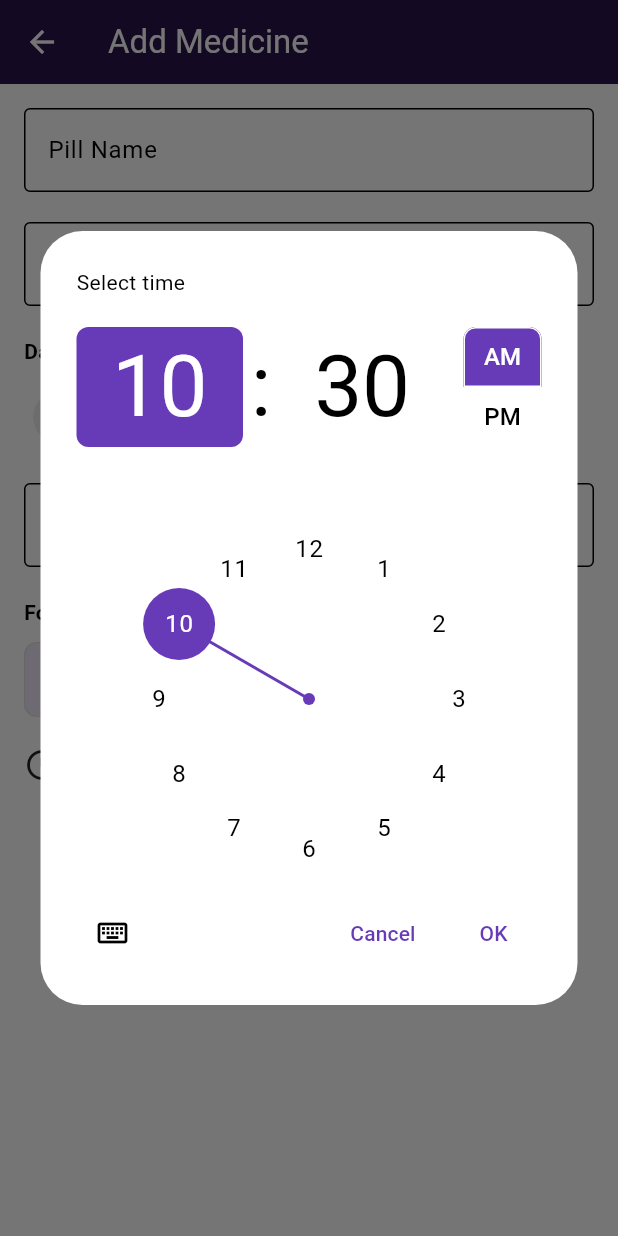
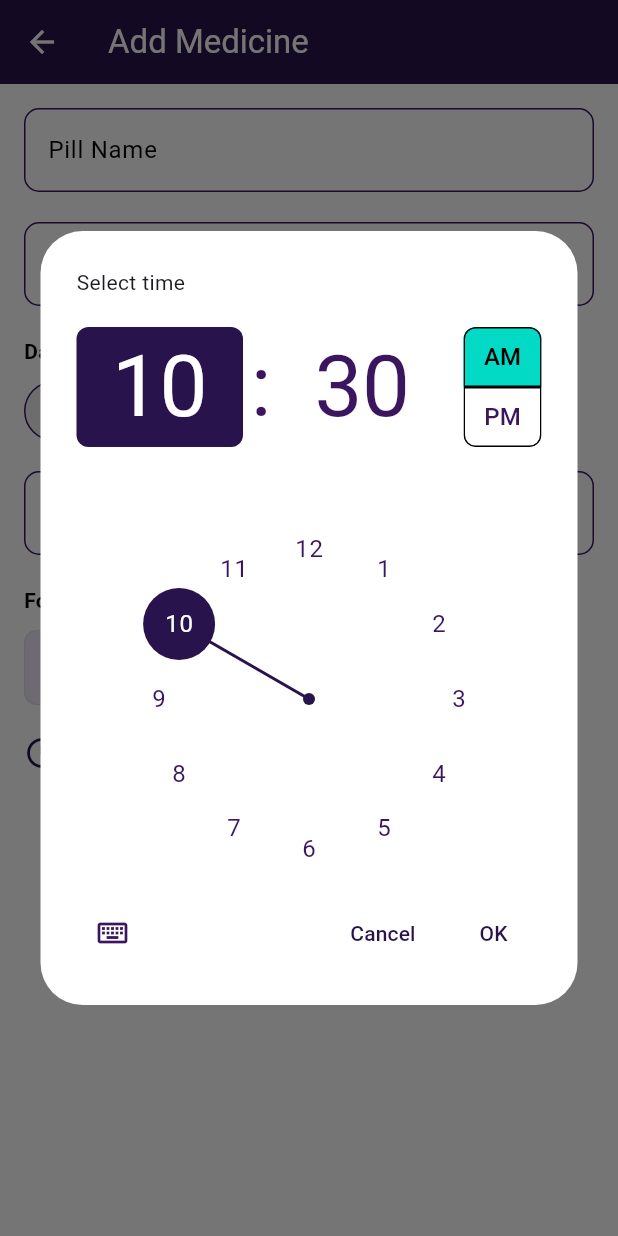
Before and after one commit to farheenfab/ReMind_app, a Flutter app: the AddMedicineScreen screen opened directly, after a tap on "Select Reminder Time", on a phone screen of 412 x 824 dp. Run offline on Flutter 3.47's test engine with Material 3 defaults, Android fonts, the phone set to English and light mode, and no system bars; our stand-ins replace cloud_firestore, firebase_core, firebase_messaging, font_awesome_flutter, intl_phone_number_input, permission_handler and 3 more; missing offline and left inert: background_sms; accounts and stored records are empty.

Commit message:
changes made

```diff
--- a/lib/Screen/medicineAdd.dart
+++ b/lib/Screen/medicineAdd.dart
@@ -31,10 +31,9 @@ class _AddMedicineScreenState extends State<AddMedicineScreen> {
         ),
         iconTheme: IconThemeData(color: Colors.white), // Back icon color
       ),
+      backgroundColor: Colors.white, // Set the background color of the entire screen to white
       body: SingleChildScrollView(
         padding: const EdgeInsets.all(16.0),
-        child: Container(
-          color: Colors.white, // Background color
         child: Column(
           crossAxisAlignment: CrossAxisAlignment.start,
           children: [
@@ -44,6 +43,14 @@ class _AddMedicineScreenState extends State<AddMedicineScreen> {
               decoration: InputDecoration(
                 labelText: 'Pill Name',
                 border: OutlineInputBorder(),
+                enabledBorder: OutlineInputBorder(
+                  borderRadius: BorderRadius.circular(10),
+                  borderSide: BorderSide(color: Color.fromARGB(255, 59, 21, 94)), // Dark purple border
+                ),
+                focusedBorder: OutlineInputBorder(
+                  borderRadius: BorderRadius.circular(10),
+                  borderSide: BorderSide(color: Color.fromARGB(255, 59, 21, 94)), // Dark purple border
+                ),
                 filled: true,
                 fillColor: Colors.white,
               ),
@@ -56,6 +63,14 @@ class _AddMedicineScreenState extends State<AddMedicineScreen> {
               decoration: InputDecoration(
                 labelText: 'Strength',
                 border: OutlineInputBorder(),
+                enabledBorder: OutlineInputBorder(
+                  borderRadius: BorderRadius.circular(10),
+                  borderSide: BorderSide(color: Color.fromARGB(255, 59, 21, 94)), // Dark purple border
+                ),
+                focusedBorder: OutlineInputBorder(
+                  borderRadius: BorderRadius.circular(10),
+                  borderSide: BorderSide(color: Color.fromARGB(255, 59, 21, 94)), // Dark purple border
+                ),
                 filled: true,
                 fillColor: Colors.white,
               ),
@@ -77,23 +92,44 @@ class _AddMedicineScreenState extends State<AddMedicineScreen> {
             Text('Days of the Week', style: TextStyle(fontWeight: FontWeight.bold)),
             SizedBox(height: 10),
             Wrap(
-                spacing: 4.0,
+              spacing: 8.0,
+              runSpacing: 8.0,
               children: List<Widget>.generate(_daysOfWeek.length, (int index) {
-                  return ChoiceChip(
-                    label: Text(_daysOfWeek[index]),
-                    selected: _selectedDays.contains(_fullDaysOfWeek[index]),
-                    shape: CircleBorder(),
-                    backgroundColor: Colors.grey.shade200,
-                    selectedColor: Color.fromARGB(255, 59, 21, 94),
-                    onSelected: (bool selected) {
+                return GestureDetector(
+                  onTap: () {
                     setState(() {
-                        if (selected) {
+                      if (_selectedDays.contains(_fullDaysOfWeek[index])) {
+                        _selectedDays.remove(_fullDaysOfWeek[index]);
+                      } else {
                         _selectedDays.add(_fullDaysOfWeek[index]);
-                        } else {
-                          _selectedDays.remove(_fullDaysOfWeek[index]);
                       }
                     });
                   },
+                  child: Container(
+                    width: 40,
+                    height: 40,
+                    alignment: Alignment.center,
+                    decoration: BoxDecoration(
+                      color: _selectedDays.contains(_fullDaysOfWeek[index])
+                          ? Color.fromARGB(255, 59, 21, 94)
+                          : Colors.grey.shade200,
+                      shape: BoxShape.circle,
+                      border: Border.all(
+                        color: Color.fromARGB(255, 59, 21, 94),
+                        width: 1,
+                      ),
+                    ),
+                    child: Text(
+                      _daysOfWeek[index],
+                      style: TextStyle(
+                        color: _selectedDays.contains(_fullDaysOfWeek[index])
+                            ? Colors.white
+                            : Color.fromARGB(255, 59, 21, 94),
+                        fontSize: 16,
+                        fontWeight: FontWeight.bold,
+                      ),
+                    ),
+                  ),
                 );
               }).toList(),
             ),
@@ -105,6 +141,14 @@ class _AddMedicineScreenState extends State<AddMedicineScreen> {
               decoration: InputDecoration(
                 labelText: 'Frequency',
                 border: OutlineInputBorder(),
+                enabledBorder: OutlineInputBorder(
+                  borderRadius: BorderRadius.circular(10),
+                  borderSide: BorderSide(color: Color.fromARGB(255, 59, 21, 94)), // Dark purple border
+                ),
+                focusedBorder: OutlineInputBorder(
+                  borderRadius: BorderRadius.circular(10),
+                  borderSide: BorderSide(color: Color.fromARGB(255, 59, 21, 94)), // Dark purple border
+                ),
                 filled: true,
                 fillColor: Colors.white,
               ),
@@ -155,6 +199,20 @@ class _AddMedicineScreenState extends State<AddMedicineScreen> {
                 final TimeOfDay? picked = await showTimePicker(
                   context: context,
                   initialTime: TimeOfDay.now(),
+                  builder: (BuildContext context, Widget? child) {
+                    return Theme(
+                      data: ThemeData.light().copyWith(
+                        colorScheme: ColorScheme.light(
+                          primary: Color.fromARGB(255, 41, 19, 76), // Dark Purple
+                          onSurface: Color.fromARGB(255, 59, 21, 94), // Dark Purple
+                        ),
+                        buttonTheme: ButtonThemeData(
+                          colorScheme: ColorScheme.light(primary: Color.fromARGB(255, 41, 19, 76)), // Dark Purple
+                        ),
+                      ),
+                      child: child!,
+                    );
+                  },
                 );
                 if (picked != null) {
                   setState(() {
@@ -164,13 +222,16 @@ class _AddMedicineScreenState extends State<AddMedicineScreen> {
               },
               child: Row(
                 children: [
-                    Icon(Icons.access_time),
+                  Icon(Icons.access_time, color: Color.fromARGB(255, 41, 19, 76)), // Dark Purple
                   SizedBox(width: 10),
                   Text(
                     _selectedTime == null
                         ? 'Select Reminder Time'
                         : 'Reminder Time: ${_selectedTime!.format(context)}',
-                      style: TextStyle(fontSize: 16),
+                    style: TextStyle(
+                      fontSize: 16,
+                      color: Color.fromARGB(255, 41, 19, 76), // Dark Purple
+                    ),
                   ),
                 ],
               ),
@@ -256,7 +317,6 @@ class _AddMedicineScreenState extends State<AddMedicineScreen> {
           ],
         ),
       ),
-      ),
     );
   }
 }
```
Also changed, not shown: lib/Screen/editMedicine.dart (+12 -5 lines), lib/calender_page.dart (+12 -9 lines), lib/chat_page.dart (+8 -3 lines). Lines whose indentation alone changed are shown as unchanged.
